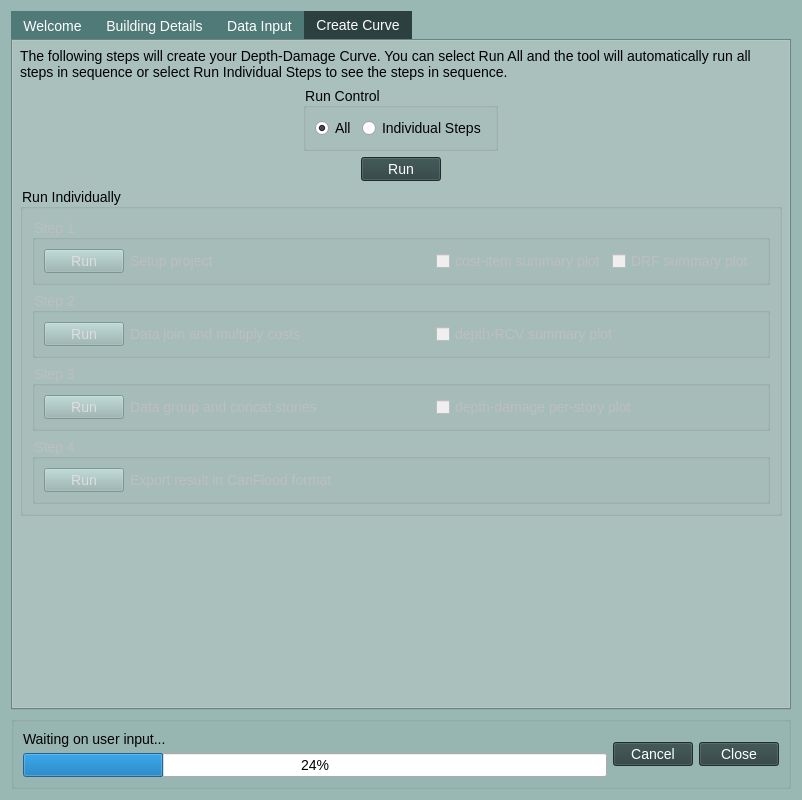
The window that cancurve/cc_dialog.ui (NRCan/CanCurve) describes before a commit, drawn with Qt 5.
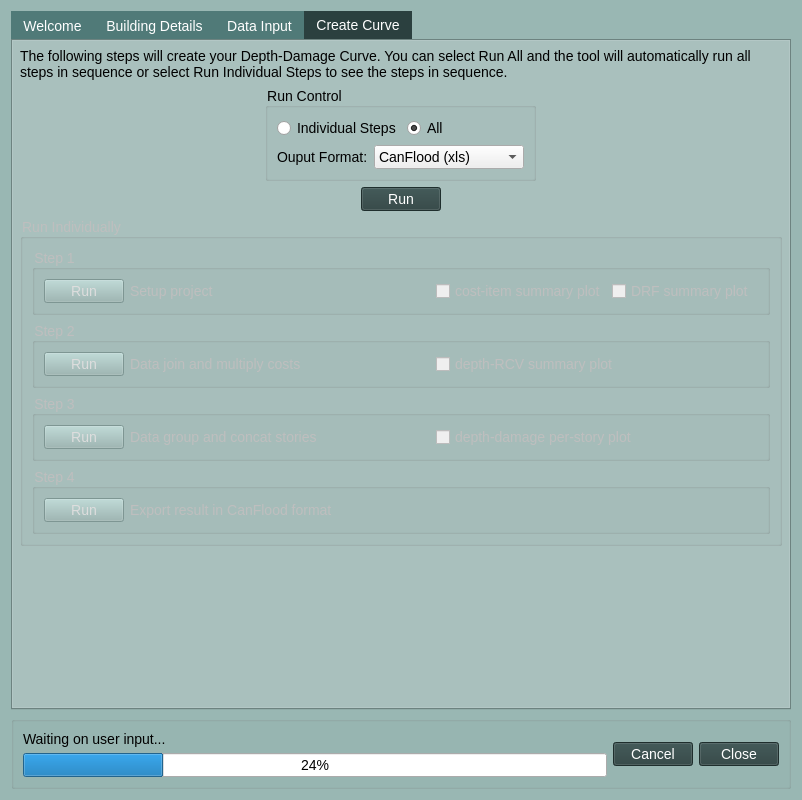
The same window after the commit. The open tabs and pages were chosen to show the change. Icons and pictures are not drawn.

Diff of the .ui file:
```diff
--- a/cancurve/cc_dialog.ui
+++ b/cancurve/cc_dialog.ui
@@ -638,23 +638,65 @@
            <property name="title">
             <string>Run Control</string>
            </property>
-           <layout class="QHBoxLayout" name="horizontalLayout_2">
+           <layout class="QVBoxLayout" name="verticalLayout_15">
             <item>
-             <widget class="QRadioButton" name="radioButton_2">
-              <property name="text">
-               <string>All</string>
-              </property>
-              <property name="checked">
-               <bool>true</bool>
-              </property>
-             </widget>
+             <layout class="QHBoxLayout" name="horizontalLayout">
+              <item>
+               <widget class="QRadioButton" name="radioButton">
+                <property name="text">
+                 <string>Individual Steps</string>
+                </property>
+               </widget>
+              </item>
+              <item>
+               <widget class="QRadioButton" name="radioButton_2">
+                <property name="text">
+                 <string>All</string>
+                </property>
+                <property name="checked">
+                 <bool>true</bool>
+                </property>
+               </widget>
+              </item>
+             </layout>
             </item>
             <item>
-             <widget class="QRadioButton" name="radioButton">
-              <property name="text">
-               <string>Individual Steps</string>
-              </property>
-             </widget>
+             <layout class="QHBoxLayout" name="horizontalLayout_2">
+              <item>
+               <widget class="QLabel" name="label_7">
+                <property name="text">
+                 <string>Ouput Format:</string>
+                </property>
+               </widget>
+              </item>
+              <item>
+               <widget class="QComboBox" name="comboBox">
+                <property name="enabled">
+                 <bool>true</bool>
+                </property>
+                <property name="sizePolicy">
+                 <sizepolicy hsizetype="Fixed" vsizetype="Fixed">
+                  <horstretch>0</horstretch>
+                  <verstretch>0</verstretch>
+                 </sizepolicy>
+                </property>
+                <property name="minimumSize">
+                 <size>
+                  <width>150</width>
+                  <height>0</height>
+                 </size>
+                </property>
+                <property name="currentText">
+                 <string notr="true">CanFlood (xls)</string>
+                </property>
+                <item>
+                 <property name="text">
+                  <string>CanFlood (xls)</string>
+                 </property>
+                </item>
+               </widget>
+              </item>
+             </layout>
             </item>
            </layout>
           </widget>
@@ -668,6 +710,9 @@
          </item>
          <item>
           <widget class="QGroupBox" name="groupBox_2">
+           <property name="enabled">
+            <bool>false</bool>
+           </property>
            <property name="title">
             <string>Run Individually</string>
            </property>
```
Left out of the diff: 56 changed lines with no effect on the pictures.
